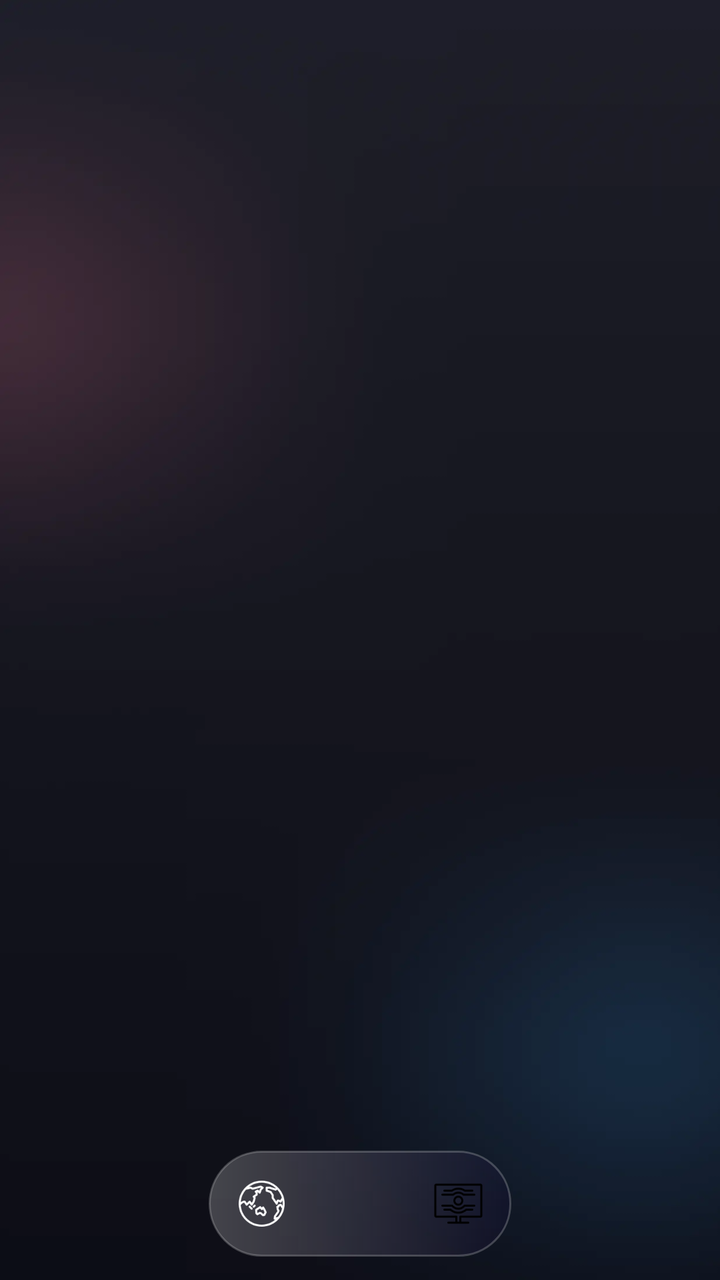
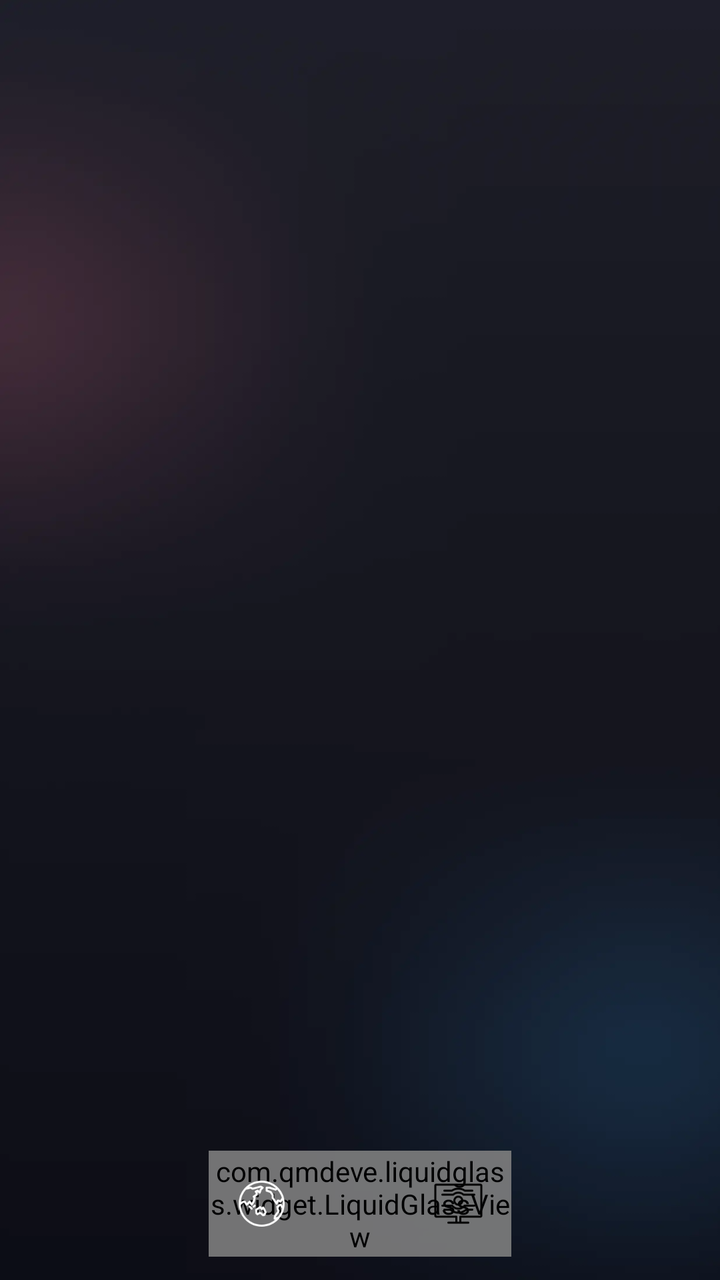

Compare the two renders of this Android layout. The source of the first and the diff that turns it into the second are given below.
<!-- AndroidManifest.xml: application theme Theme.BaseProject -->
<!-- res/layout/fragment_home.xml -->
<?xml version="1.0" encoding="utf-8"?>
<androidx.constraintlayout.widget.ConstraintLayout xmlns:android="http://schemas.android.com/apk/res/android"
    xmlns:app="http://schemas.android.com/apk/res-auto"
    xmlns:tools="http://schemas.android.com/tools"
    android:layout_width="match_parent"
    android:layout_height="match_parent"
    android:background="@drawable/bg_main">

    <androidx.viewpager2.widget.ViewPager2
        android:id="@+id/viewPager"
        android:layout_width="0dp"
        android:layout_height="0dp"
        app:layout_constraintBottom_toBottomOf="parent"
        app:layout_constraintEnd_toEndOf="parent"
        app:layout_constraintStart_toStartOf="parent"
        app:layout_constraintTop_toTopOf="parent" />

    <View
        android:id="@+id/view"
        android:layout_width="0dp"
        android:layout_height="0dp"
        android:alpha="0.9"
        app:layout_constraintStart_toStartOf="parent"
        app:layout_constraintEnd_toEndOf="parent"
        app:layout_constraintBottom_toBottomOf="parent"
        app:layout_constraintTop_toTopOf="parent"
        app:layout_constraintDimensionRatio="223:78"
        app:layout_constraintWidth_percent="0.42"
        app:layout_constraintVertical_bias="0.98"
        android:background="@drawable/bg_bottom_nav_glass" />

    <ImageView
        android:id="@+id/earthButton"
        android:layout_width="0dp"
        android:layout_height="0dp"
        app:layout_constraintStart_toStartOf="@id/view"
        app:layout_constraintTop_toTopOf="@id/view"
        app:layout_constraintBottom_toBottomOf="@id/view"
        app:layout_constraintDimensionRatio="1"
        android:layout_margin="6dp"
        android:padding="8dp"
        android:src="@drawable/ic_earth"
        app:tint="@color/white" />

    <ImageView
        android:id="@+id/opticalFlowButton"
        android:layout_width="0dp"
        android:layout_height="0dp"
        app:layout_constraintEnd_toEndOf="@id/view"
        app:layout_constraintTop_toTopOf="@id/view"
        app:layout_constraintBottom_toBottomOf="@id/view"
        app:layout_constraintDimensionRatio="1"
        android:layout_margin="6dp"
        android:padding="8dp"
        android:src="@drawable/ic_optical_flow"/>

    <FrameLayout
        android:id="@+id/loadingOverlay"
        android:layout_width="match_parent"
        android:layout_height="match_parent"
        android:background="#80000000"
        android:clickable="true"
        android:focusable="true"
        android:visibility="gone">

        <ProgressBar
            android:id="@+id/progressBar"
            style="?android:attr/progressBarStyleLarge"
            android:layout_width="wrap_content"
            android:layout_height="wrap_content"
            android:layout_gravity="center"
            android:indeterminate="true"
            android:indeterminateTint="@android:color/white" />

    </FrameLayout>

</androidx.constraintlayout.widget.ConstraintLayout>
<!-- resources referenced by this layout -->
<resources>
  <color name="white">#FFFFFFFF</color>
  <!-- drawable bg_bottom_nav_glass (drawable) -->
  <?xml version="1.0" encoding="utf-8"?>
  <shape xmlns:android="http://schemas.android.com/apk/res/android">
      <gradient
          android:angle="0"
          android:endColor="#4E160C35"
          android:startColor="#40FFFFFF" />
      <corners android:radius="34dp" />
      <stroke
          android:width="1dp"
          android:color="#3DFFFFFF" />
  </shape>
  <!-- drawable bg_main: webp bitmap (drawable, 88712 bytes) -->
  <!-- drawable ic_earth: webp bitmap (drawable, 2340 bytes) -->
  <!-- drawable ic_optical_flow: webp bitmap (drawable, 950 bytes) -->
  <style name="Theme.BaseProject" parent="Base.Theme.BaseProject" />
  <style name="Base.Theme.BaseProject" parent="Theme.MaterialComponents.Light.NoActionBar">
          
          <item name="colorPrimary">@color/purple_500</item>
          <item name="colorPrimaryVariant">@color/purple_700</item>
          <item name="colorOnPrimary">@color/white</item>
          
          <item name="colorSecondary">@color/teal_200</item>
          <item name="colorSecondaryVariant">@color/teal_700</item>
          <item name="colorOnSecondary">@color/black</item>
          
          <item name="android:statusBarColor">?attr/colorPrimaryVariant</item>
          
          
          <item name="android:colorControlHighlight">@color/ripple_color_main</item>
      </style>
  <color name="purple_500">#FF6200EE</color>
  <color name="purple_700">#FF3700B3</color>
  <color name="teal_200">#FF03DAC5</color>
  <color name="teal_700">#FF018786</color>
  <color name="black">#FF000000</color>
  <color name="ripple_color_main">#2DE14EFE</color>
</resources>

<!-- the commit's change to res/layout/fragment_home.xml (unified diff, before → after) -->
@@ -15,7 +15,7 @@
         app:layout_constraintStart_toStartOf="parent"
         app:layout_constraintTop_toTopOf="parent" />
 
-    <View
+    <com.qmdeve.liquidglass.widget.LiquidGlassView
         android:id="@+id/view"
         android:layout_width="0dp"
         android:layout_height="0dp"
